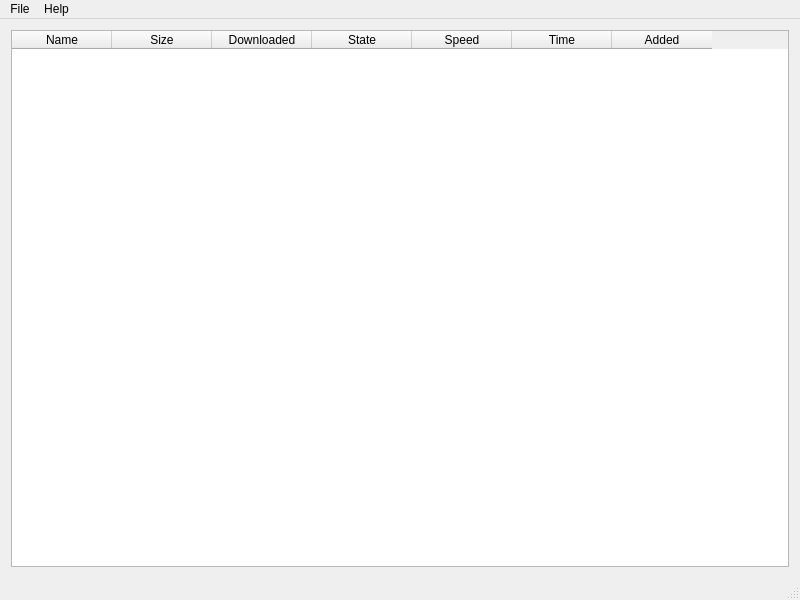
Before: the Qt Designer form Download Manager/MainWindow.ui in BSUIR450503/450503_mischenko, drawn with Qt 5.
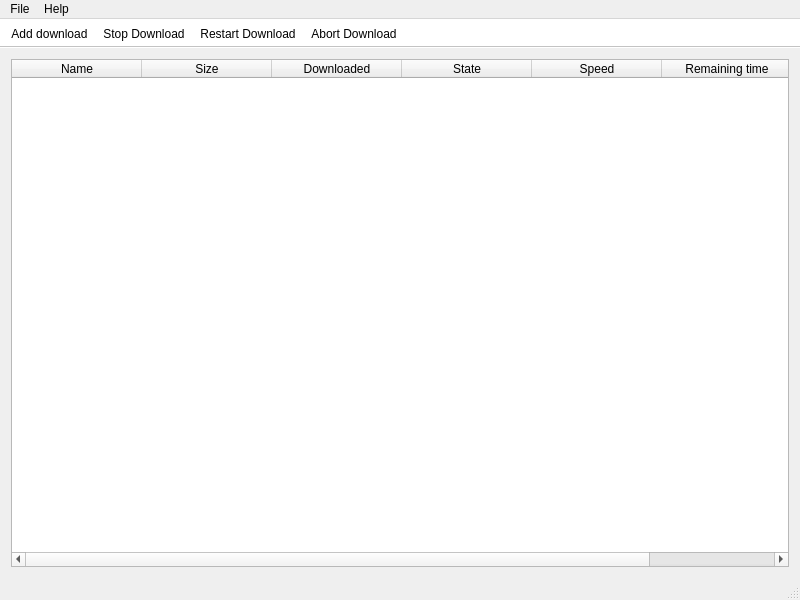
After: the same form once the commit is applied. Icons and pictures are not drawn.

Diff of the .ui file:
```diff
--- a/Download Manager/MainWindow.ui
+++ b/Download Manager/MainWindow.ui
@@ -13,6 +13,10 @@
   <property name="windowTitle">
    <string>Download Manager</string>
   </property>
+  <property name="styleSheet">
+   <string notr="true">
+</string>
+  </property>
   <property name="locale">
    <locale language="English" country="UnitedStates"/>
   </property>
@@ -35,6 +39,15 @@
       <property name="sizeAdjustPolicy">
        <enum>QAbstractScrollArea::AdjustToContents</enum>
       </property>
+      <property name="alternatingRowColors">
+       <bool>false</bool>
+      </property>
+      <property name="selectionMode">
+       <enum>QAbstractItemView::ExtendedSelection</enum>
+      </property>
+      <property name="selectionBehavior">
+       <enum>QAbstractItemView::SelectRows</enum>
+      </property>
       <property name="verticalScrollMode">
        <enum>QAbstractItemView::ScrollPerItem</enum>
       </property>
@@ -57,10 +70,10 @@
        <number>0</number>
       </property>
       <property name="columnCount">
-       <number>7</number>
+       <number>6</number>
       </property>
       <attribute name="horizontalHeaderDefaultSectionSize">
-       <number>100</number>
+       <number>130</number>
       </attribute>
       <attribute name="verticalHeaderVisible">
        <bool>false</bool>
@@ -101,12 +114,7 @@
       </column>
       <column>
        <property name="text">
-        <string>Time</string>
-       </property>
-      </column>
-      <column>
-       <property name="text">
-        <string>Added</string>
+        <string>Remaining time</string>
        </property>
       </column>
      </widget>
@@ -143,6 +151,56 @@
    <addaction name="aboutMenu"/>
   </widget>
   <widget class="QStatusBar" name="statusBar"/>
+  <widget class="QToolBar" name="toolBar">
+   <property name="sizePolicy">
+    <sizepolicy hsizetype="Preferred" vsizetype="Fixed">
+     <horstretch>0</horstretch>
+     <verstretch>0</verstretch>
+    </sizepolicy>
+   </property>
+   <property name="font">
+    <font>
+     <pointsize>7</pointsize>
+    </font>
+   </property>
+   <property name="windowTitle">
+    <string>Show toolbar</string>
+   </property>
+   <property name="autoFillBackground">
+    <bool>false</bool>
+   </property>
+   <property name="styleSheet">
+    <string notr="true">background-color: white;</string>
+   </property>
+   <property name="locale">
+    <locale language="English" country="UnitedStates"/>
+   </property>
+   <property name="movable">
+    <bool>false</bool>
+   </property>
+   <property name="iconSize">
+    <size>
+     <width>40</width>
+     <height>40</height>
+    </size>
+   </property>
+   <property name="toolButtonStyle">
+    <enum>Qt::ToolButtonIconOnly</enum>
+   </property>
+   <property name="floatable">
+    <bool>false</bool>
+   </property>
+   <attribute name="toolBarArea">
+    <enum>TopToolBarArea</enum>
+   </attribute>
+   <attribute name="toolBarBreak">
+    <bool>false</bool>
+   </attribute>
+   <addaction name="addToolButton"/>
+   <addaction name="stopToolButton"/>
+   <addaction name="restartToolButton"/>
+   <addaction name="pauseToolButton"/>
+  </widget>
   <action name="addButton">
    <property name="text">
     <string>Add download</string>
@@ -167,6 +225,67 @@
     <string>About</string>
    </property>
   </action>
+  <action name="addToolButton">
+   <property name="icon">
+    <iconset resource="Icons.qrc">
+     <normaloff>:/Icons/Add.png</normaloff>
+     <normalon>:/Icons/Icon.ico</normalon>:/Icons/Add.png</iconset>
+   </property>
+   <property name="text">
+    <string>Add download</string>
+   </property>
+   <property name="statusTip">
+    <string>Add new download</string>
+   </property>
+  </action>
+  <action name="stopToolButton">
+   <property name="icon">
+    <iconset resource="Icons.qrc">
+     <normaloff>:/Icons/Stop.png</normaloff>
+     <normalon>:/Icons/Icon.ico</normalon>:/Icons/Stop.png</iconset>
+   </property>
+   <property name="text">
+    <string>Stop Download</string>
+   </property>
+   <property name="toolTip">
+    <string>Stop Download</string>
+   </property>
+   <property name="statusTip">
+    <string>Add new download</string>
+   </property>
+  </action>
+  <action name="pauseToolButton">
+   <property name="icon">
+    <iconset resource="Icons.qrc">
+     <normaloff>:/Icons/Remove.png</normaloff>
+     <normalon>:/Icons/Icon.ico</normalon>:/Icons/Remove.png</iconset>
+   </property>
+   <property name="text">
+    <string>Abort Download</string>
+   </property>
+   <property name="toolTip">
+    <string>Abort download</string>
+   </property>
+   <property name="statusTip">
+    <string>Add new download</string>
+   </property>
+  </action>
+  <action name="restartToolButton">
+   <property name="icon">
+    <iconset resource="Icons.qrc">
+     <normaloff>:/Icons/Restart.png</normaloff>
+     <normalon>:/Icons/Icon.ico</normalon>:/Icons/Restart.png</iconset>
+   </property>
+   <property name="text">
+    <string>Restart Download</string>
+   </property>
+   <property name="toolTip">
+    <string>Abort download</string>
+   </property>
+   <property name="statusTip">
+    <string>Add new download</string>
+   </property>
+  </action>
  </widget>
  <layoutdefault spacing="6" margin="11"/>
  <resources/>
```
Left out of the diff: 22 changed lines with no effect on the pictures.
